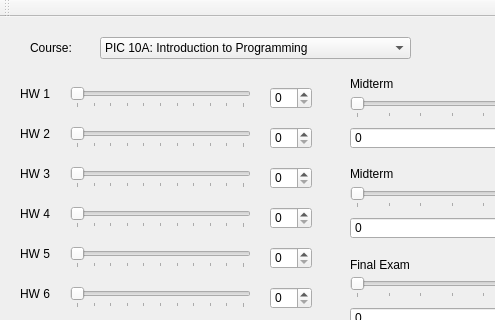
The window that mainwindow.ui (Jessica-Dasul-Jung/ca) describes before a commit, drawn with Qt 5; both pictures show x 0 to 495 and y 0 to 320 of the 717 by 441 pixel window.
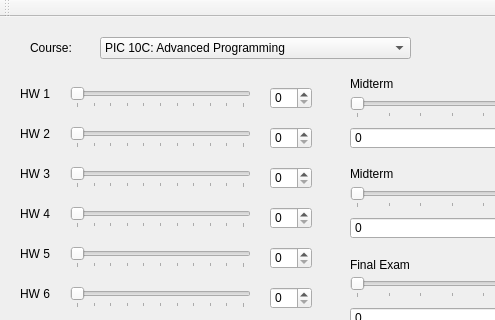
The same window after the commit.

```diff
--- a/mainwindow.ui
+++ b/mainwindow.ui
@@ -185,16 +185,6 @@
       <height>22</height>
      </rect>
     </property>
-    <item>
-     <property name="text">
-      <string>PIC 10A: Introduction to Programming</string>
-     </property>
-    </item>
-    <item>
-     <property name="text">
-      <string>PIC 10B: Intermediate Programming</string>
-     </property>
-    </item>
     <item>
      <property name="text">
       <string>PIC 10C: Advanced Programming</string>
```
Left out of the diff: 4 changed lines with no effect on the pictures.
